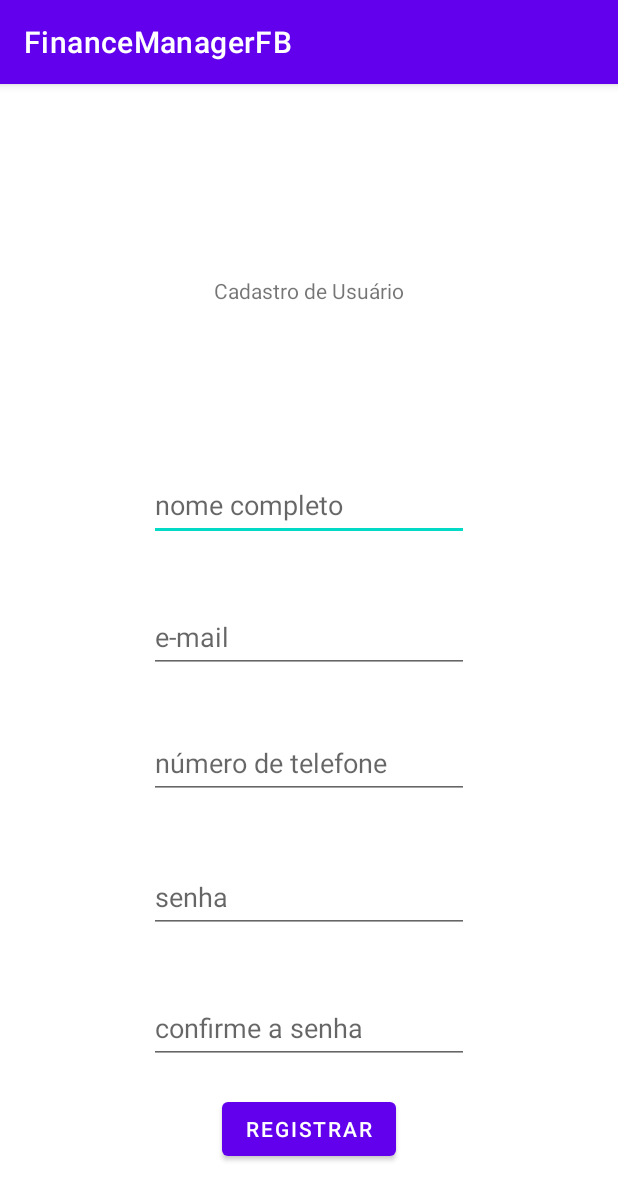
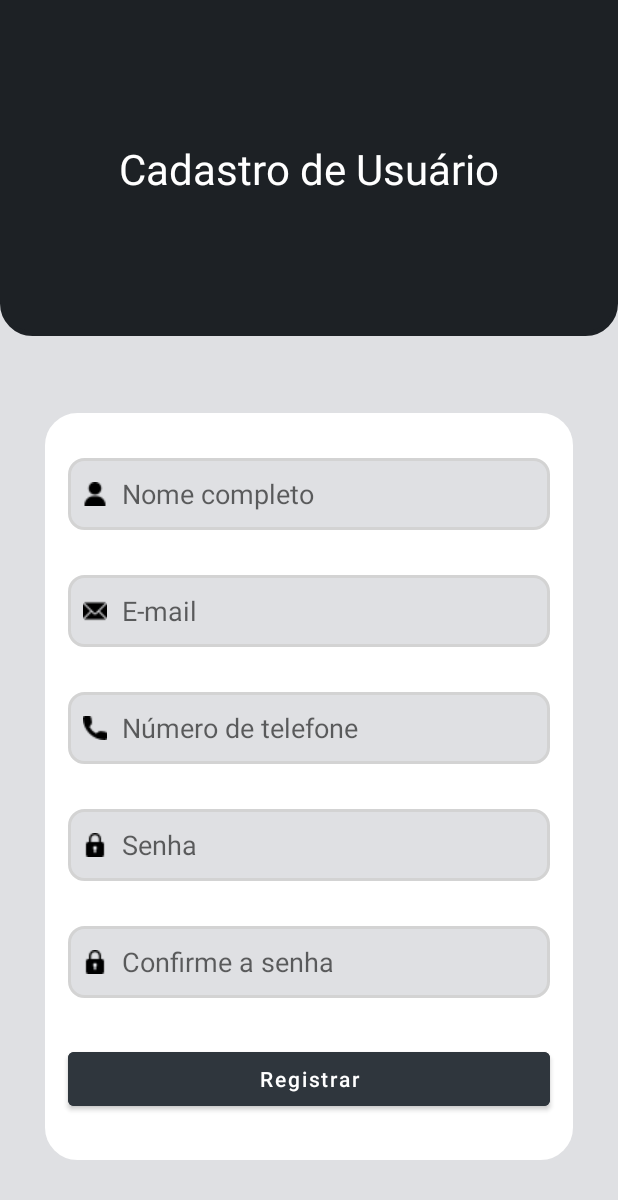
Before and after one commit to ysrod/finance-manager, an Android app: the RegisterActivity screen opened directly, with no data from a screen before it, on a phone screen of 412 x 824 dp. Shown: the top 1200 px of the screen. Run offline under Robolectric (Android 15) with nearby library versions, the phone set to English and light mode, and no system bars; our stand-ins replace Firebase (no records; nobody signed in at launch, a user with empty details on screens opened directly).

Commit message:
login/register layout changes

```diff
--- a/app/src/main/res/layout/activity_register.xml
+++ b/app/src/main/res/layout/activity_register.xml
@@ -4,91 +4,157 @@
     xmlns:tools="http://schemas.android.com/tools"
     android:layout_width="match_parent"
     android:layout_height="match_parent"
+    android:background="#DFE0E3"
     tools:context=".activity.RegisterActivity">
+
+    <androidx.constraintlayout.widget.ConstraintLayout
+        android:id="@+id/register_layout_top"
+        android:layout_width="match_parent"
+        android:layout_height="0dp"
+        android:layout_marginTop="-30dp"
+        android:layout_marginBottom="600dp"
+        android:background="@drawable/dark_layout_bg"
+        app:layout_constraintBottom_toBottomOf="parent"
+        app:layout_constraintEnd_toEndOf="parent"
+        app:layout_constraintStart_toStartOf="parent"
+        app:layout_constraintTop_toTopOf="parent">
 
         <TextView
             android:id="@+id/textView5"
             android:layout_width="wrap_content"
             android:layout_height="wrap_content"
-        android:layout_marginTop="128dp"
+            android:layout_marginTop="30dp"
             android:text="Cadastro de Usuário"
+            android:textColor="#FFFFFF"
+            android:textSize="28sp"
+            app:layout_constraintBottom_toBottomOf="parent"
+            app:layout_constraintEnd_toEndOf="parent"
+            app:layout_constraintStart_toStartOf="parent"
+            app:layout_constraintTop_toTopOf="parent" />
+    </androidx.constraintlayout.widget.ConstraintLayout>
+
+    <androidx.constraintlayout.widget.ConstraintLayout
+        android:id="@+id/register_layout_info"
+        android:layout_width="match_parent"
+        android:layout_height="wrap_content"
+        android:layout_marginStart="30dp"
+        android:layout_marginEnd="30dp"
+        android:background="@drawable/white_layout_bg"
+        app:layout_constraintBottom_toBottomOf="parent"
+        app:layout_constraintEnd_toEndOf="parent"
+        app:layout_constraintStart_toStartOf="parent"
+        app:layout_constraintTop_toBottomOf="@+id/register_layout_top">
+
+        <EditText
+            android:id="@+id/register_edittext_pw"
+            android:layout_width="0dp"
+            android:layout_height="wrap_content"
+            android:layout_marginStart="15dp"
+            android:layout_marginTop="30dp"
+            android:layout_marginEnd="15dp"
+            android:background="@drawable/edit_text_bg"
+            android:ems="10"
+            android:hint="Senha"
+            android:inputType="textPassword"
+            android:minHeight="48dp"
+            android:drawableStart="@drawable/padlock"
+            android:padding="10dp"
+            android:drawablePadding="10dp"
+            app:layout_constraintEnd_toEndOf="parent"
+            app:layout_constraintStart_toStartOf="parent"
+            app:layout_constraintTop_toBottomOf="@+id/register_edittext_phone" />
+
+        <EditText
+            android:id="@+id/register_edittext_phone"
+            android:layout_width="0dp"
+            android:layout_height="wrap_content"
+            android:layout_marginStart="15dp"
+            android:layout_marginTop="30dp"
+            android:layout_marginEnd="15dp"
+            android:background="@drawable/edit_text_bg"
+            android:ems="10"
+            android:hint="Número de telefone"
+            android:inputType="phone"
+            android:minHeight="48dp"
+            android:drawableStart="@drawable/phone"
+            android:padding="10dp"
+            android:drawablePadding="10dp"
+            app:layout_constraintEnd_toEndOf="parent"
+            app:layout_constraintStart_toStartOf="parent"
+            app:layout_constraintTop_toBottomOf="@+id/register_edittext_email" />
+
+        <EditText
+            android:id="@+id/register_edittext_pwconfirmation"
+            android:layout_width="0dp"
+            android:layout_height="wrap_content"
+            android:layout_marginStart="15dp"
+            android:layout_marginTop="30dp"
+            android:layout_marginEnd="15dp"
+            android:background="@drawable/edit_text_bg"
+            android:ems="10"
+            android:hint="Confirme a senha"
+            android:inputType="textPassword"
+            android:minHeight="48dp"
+            android:drawableStart="@drawable/padlock"
+            android:padding="10dp"
+            android:drawablePadding="10dp"
+            app:layout_constraintEnd_toEndOf="parent"
+            app:layout_constraintStart_toStartOf="parent"
+            app:layout_constraintTop_toBottomOf="@+id/register_edittext_pw" />
+
+        <EditText
+            android:id="@+id/register_edittext_name"
+            android:layout_width="0dp"
+            android:layout_height="wrap_content"
+            android:layout_marginStart="15dp"
+            android:layout_marginTop="30dp"
+            android:layout_marginEnd="15dp"
+            android:background="@drawable/edit_text_bg"
+            android:ems="10"
+            android:hint="Nome completo"
+            android:inputType="textPersonName"
+            android:minHeight="48dp"
+            android:drawableStart="@drawable/user"
+            android:padding="10dp"
+            android:drawablePadding="10dp"
             app:layout_constraintEnd_toEndOf="parent"
             app:layout_constraintStart_toStartOf="parent"
             app:layout_constraintTop_toTopOf="parent" />
 
         <EditText
-        android:id="@+id/register_edittext_name"
-        android:layout_width="wrap_content"
+            android:id="@+id/register_edittext_email"
+            android:layout_width="0dp"
             android:layout_height="wrap_content"
-        android:layout_marginTop="109dp"
+            android:layout_marginStart="15dp"
+            android:layout_marginTop="30dp"
+            android:layout_marginEnd="15dp"
+            android:background="@drawable/edit_text_bg"
             android:ems="10"
-        android:hint="nome completo"
-        android:inputType="textPersonName"
-        android:minHeight="48dp"
-        app:layout_constraintEnd_toEndOf="parent"
-        app:layout_constraintStart_toStartOf="parent"
-        app:layout_constraintTop_toBottomOf="@+id/textView5" />
-
-    <EditText
-        android:id="@+id/register_edittext_email"
-        android:layout_width="wrap_content"
-        android:layout_height="wrap_content"
-        android:layout_marginTop="40dp"
-        android:ems="10"
-        android:hint="e-mail"
+            android:hint="E-mail"
             android:inputType="textEmailAddress"
             android:minHeight="48dp"
+            android:drawableStart="@drawable/email"
+            android:padding="10dp"
+            android:drawablePadding="10dp"
             app:layout_constraintEnd_toEndOf="parent"
             app:layout_constraintStart_toStartOf="parent"
             app:layout_constraintTop_toBottomOf="@+id/register_edittext_name" />
 
-    <EditText
-        android:id="@+id/register_edittext_phone"
-        android:layout_width="wrap_content"
-        android:layout_height="wrap_content"
-        android:layout_marginTop="36dp"
-        android:ems="10"
-        android:hint="número de telefone"
-        android:inputType="phone"
-        android:minHeight="48dp"
-        app:layout_constraintEnd_toEndOf="parent"
-        app:layout_constraintStart_toStartOf="parent"
-        app:layout_constraintTop_toBottomOf="@+id/register_edittext_email" />
-
-    <EditText
-        android:id="@+id/register_edittext_pw"
-        android:layout_width="wrap_content"
-        android:layout_height="wrap_content"
-        android:layout_marginTop="41dp"
-        android:ems="10"
-        android:hint="senha"
-        android:inputType="textPassword"
-        android:minHeight="48dp"
-        app:layout_constraintEnd_toEndOf="parent"
-        app:layout_constraintStart_toStartOf="parent"
-        app:layout_constraintTop_toBottomOf="@+id/register_edittext_phone" />
-
-    <EditText
-        android:id="@+id/register_edittext_pwconfirmation"
-        android:layout_width="wrap_content"
-        android:layout_height="wrap_content"
-        android:layout_marginTop="39dp"
-        android:ems="10"
-        android:hint="confirme a senha"
-        android:inputType="textPassword"
-        android:minHeight="48dp"
-        app:layout_constraintEnd_toEndOf="parent"
-        app:layout_constraintStart_toStartOf="parent"
-        app:layout_constraintTop_toBottomOf="@+id/register_edittext_pw" />
-
         <Button
             android:id="@+id/register_button"
-        android:layout_width="wrap_content"
+            android:layout_width="0dp"
             android:layout_height="wrap_content"
-        android:layout_marginTop="19dp"
+            android:layout_marginStart="15dp"
+            android:layout_marginTop="30dp"
+            android:layout_marginEnd="15dp"
+            android:layout_marginBottom="30dp"
+            android:backgroundTint="@color/buttons"
+            android:textAllCaps="false"
             android:text="Registrar"
+            app:layout_constraintBottom_toBottomOf="parent"
             app:layout_constraintEnd_toEndOf="parent"
             app:layout_constraintStart_toStartOf="parent"
             app:layout_constraintTop_toBottomOf="@+id/register_edittext_pwconfirmation" />
+    </androidx.constraintlayout.widget.ConstraintLayout>
 
 </androidx.constraintlayout.widget.ConstraintLayout>
--- a/app/src/main/res/values/themes.xml
+++ b/app/src/main/res/values/themes.xml
@@ -1,9 +1,9 @@
 <resources xmlns:tools="http://schemas.android.com/tools">
     <!-- Base application theme. -->
-    <style name="Theme.FinanceManagerFB" parent="Theme.MaterialComponents.DayNight.DarkActionBar">
+    <style name="Theme.FinanceManagerFB" parent="Theme.MaterialComponents.DayNight.NoActionBar">
         <!-- Primary brand color. -->
         <item name="colorPrimary">@color/purple_500</item>
-        <item name="colorPrimaryVariant">@color/purple_700</item>
+        <item name="colorPrimaryVariant">@color/buttons</item>
         <item name="colorOnPrimary">@color/white</item>
         <!-- Secondary brand color. -->
         <item name="colorSecondary">@color/teal_200</item>
```
Also changed, not shown: app/src/main/res/layout/activity_login.xml (+71 -22 lines), app/src/main/res/drawable/dark_layout_bg.xml (renamed from app/src/main/res/drawable/layout_bg.xml), app/src/main/res/drawable/email.png (added), app/src/main/res/drawable/padlock.png (added), app/src/main/res/drawable/phone.png (added), app/src/main/res/drawable/user.png (added), app/src/main/res/drawable/white_layout_bg.xml (renamed from app/src/main/res/drawable/login_layout_bg.xml). Lines whose indentation alone changed are shown as unchanged.
